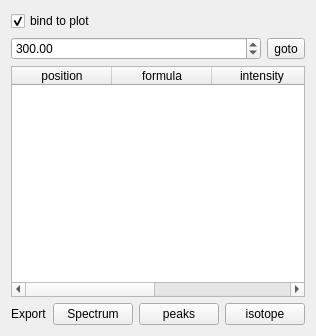
The window that Orbitool/UI/PeakList.ui (l460289052/Orbitool) describes before a commit, drawn with Qt 5.
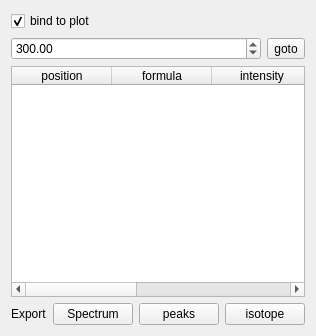
The same window after the commit.

Patch:
```diff
--- a/Orbitool/UI/PeakList.ui
+++ b/Orbitool/UI/PeakList.ui
@@ -90,6 +90,11 @@
        <string>area</string>
       </property>
      </column>
+     <column>
+      <property name="text">
+       <string>tag</string>
+      </property>
+     </column>
      <column>
       <property name="text">
        <string>peaks num</string>
```
